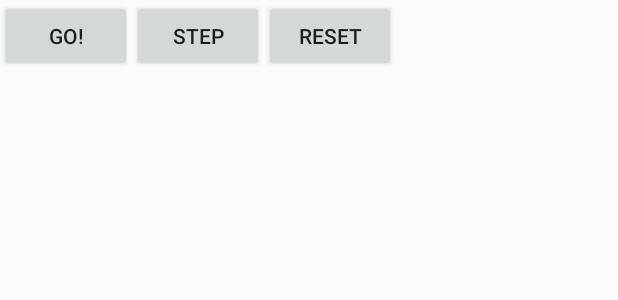
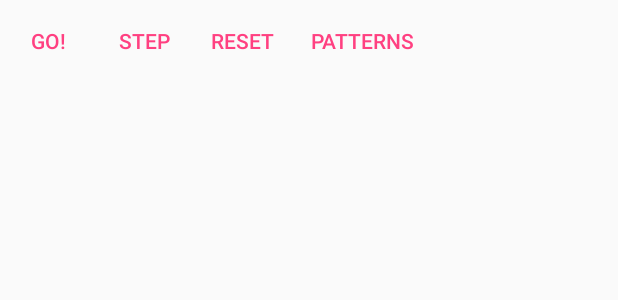
Before and after one commit to zsmoore/Game-Of-Life, an Android app: the layout main_activity.xml on its own in the app's theme, with its tools: preview values and no code run, on a phone screen of 412 x 824 dp. Shown: the top 300 px of the screen. Run offline under Robolectric (Android 15) with nearby library versions, the phone set to English and light mode, and no system bars.

Commit message:
Beginning pattern framework

```diff
--- a/app/build.gradle
+++ b/app/build.gradle
@@ -17,6 +17,10 @@ android {
             proguardFiles getDefaultProguardFile('proguard-android.txt'), 'proguard-rules.pro'
         }
     }
+    dataBinding {
+        enabled =
+                true
+    }
 }
 
 dependencies {
--- a/app/src/main/res/layout/main_activity.xml
+++ b/app/src/main/res/layout/main_activity.xml
@@ -1,6 +1,9 @@
 <?xml version="1.0" encoding="utf-8"?>
+<layout xmlns:android="http://schemas.android.com/apk/res/android">
+    <data>
+        <variable name="gameOfLife" type="com.zachary_moore.gameoflife.model.core.GameOfLife"/>
+    </data>
     <LinearLayout
-    xmlns:android="http://schemas.android.com/apk/res/android"
         android:orientation="vertical"
         android:layout_width="match_parent"
         android:layout_height="match_parent"
@@ -10,23 +13,37 @@
             android:orientation="horizontal"
             android:layout_width="match_parent"
             android:layout_height="wrap_content">
-        <android.support.v7.widget.AppCompatButton
+            <Button
                 android:layout_width="wrap_content"
                 android:layout_height="match_parent"
+                style="?android:attr/buttonBarButtonStyle"
                 android:text="@string/go"
-            android:id="@+id/go_button"/>
+                android:id="@+id/go_button"
+                android:onClickListener="@{(v) -> gameOfLife.startConway()}"/>
 
-        <android.support.v7.widget.AppCompatButton
+            <Button
                 android:layout_width="wrap_content"
                 android:layout_height="match_parent"
+                style="?android:attr/buttonBarButtonStyle"
                 android:text="@string/step"
-            android:id="@+id/step_button"/>
+                android:id="@+id/step_button"
+                android:onClickListener="@{(v) -> gameOfLife.stepOne()}"/>
 
-        <android.support.v7.widget.AppCompatButton
+            <Button
                 android:layout_width="wrap_content"
                 android:layout_height="match_parent"
+                style="?android:attr/buttonBarButtonStyle"
                 android:text="@string/reset"
-            android:id="@+id/reset_button"/>
+                android:id="@+id/reset_button"
+                android:onClickListener="@{(v) -> gameOfLife.reset()}"/>
+
+            <Button
+                android:layout_width="wrap_content"
+                android:layout_height="match_parent"
+                style="?android:attr/buttonBarButtonStyle"
+                android:text="@string/patterns"
+                android:id="@+id/patternManager"
+                />
         </LinearLayout>
 
         <LinearLayout
@@ -35,3 +52,4 @@
             android:layout_height="wrap_content"
             android:id="@+id/game_container"/>
     </LinearLayout>
+</layout>
--- a/app/src/main/res/values/strings.xml
+++ b/app/src/main/res/values/strings.xml
@@ -3,4 +3,5 @@
     <string name="go">Go!</string>
     <string name="reset">Reset</string>
     <string name="step">Step</string>
+    <string name="patterns">Patterns</string>
 </resources>
--- a/build.gradle
+++ b/build.gradle
@@ -5,7 +5,7 @@ buildscript {
         jcenter()
     }
     dependencies {
-        classpath 'com.android.tools.build:gradle:3.0.0'
+        classpath 'com.android.tools.build:gradle:3.0.1'
 
         // NOTE: Do not place your application dependencies here; they belong
         // in the individual module build.gradle files
```
Also changed, not shown: app/src/main/java/com/zachary_moore/gameoflife/model/pattern/PatternManager.java (+12 -0 lines), app/src/main/java/com/zachary_moore/gameoflife/model/pattern/SavedPattern.java (+9 -1 lines), app/src/main/java/com/zachary_moore/gameoflife/view/MainActivity.java (+9 -29 lines). Lines whose indentation alone changed are shown as unchanged.
